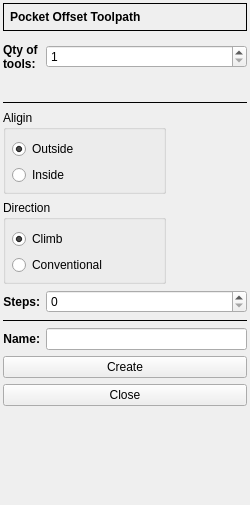
Old version of the form plugins/gcode/pocketoffset/pocketoffsetform.ui in the repository XRay3D/GERBER_X3.
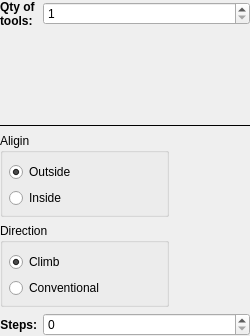
New version of the form. Icons and pictures are not drawn. Custom widgets are drawn as their Qt base class.

Commit message: Недоделаная переделка FormsUtil

```diff
--- a/plugins/gcode/pocketoffset/pocketoffsetform.ui
+++ b/plugins/gcode/pocketoffset/pocketoffsetform.ui
@@ -7,7 +7,7 @@
     <x>0</x>
     <y>0</y>
     <width>250</width>
-    <height>505</height>
+    <height>336</height>
    </rect>
   </property>
   <property name="minimumSize">
@@ -21,18 +21,44 @@
   </property>
   <layout class="QGridLayout" name="gridLayout_2">
    <property name="leftMargin">
-    <number>3</number>
+    <number>0</number>
    </property>
    <property name="topMargin">
-    <number>3</number>
+    <number>0</number>
    </property>
    <property name="rightMargin">
-    <number>3</number>
+    <number>0</number>
    </property>
    <property name="bottomMargin">
-    <number>3</number>
+    <number>0</number>
    </property>
-   <item row="9" column="1">
+   <item row="5" column="0" colspan="2">
+    <widget class="Line" name="line_3">
+     <property name="frameShadow">
+      <enum>QFrame::Plain</enum>
+     </property>
+     <property name="orientation">
+      <enum>Qt::Horizontal</enum>
+     </property>
+    </widget>
+   </item>
+   <item row="0" column="0">
+    <widget class="QLabel" name="label_2">
+     <property name="font">
+      <font>
+       <bold>true</bold>
+      </font>
+     </property>
+     <property name="text">
+      <string>Qty of
+tools:</string>
+     </property>
+    </widget>
+   </item>
+   <item row="4" column="0" colspan="2">
+    <widget class="ToolSelectorForm" name="toolHolder4" native="true"/>
+   </item>
+   <item row="7" column="1">
     <widget class="QSpinBox" name="sbxSteps">
      <property name="enabled">
       <bool>true</bool>
@@ -40,62 +66,9 @@
     </widget>
    </item>
    <item row="1" column="0" colspan="2">
-    <widget class="DepthForm" name="dsbxDepth" native="true">
-     <property name="enabled">
-      <bool>true</bool>
-     </property>
-    </widget>
+    <widget class="ToolSelectorForm" name="toolHolder" native="true"/>
    </item>
-   <item row="0" column="0" colspan="2">
-    <widget class="QFrame" name="frame">
-     <property name="enabled">
-      <bool>true</bool>
-     </property>
-     <property name="sizePolicy">
-      <sizepolicy hsizetype="Preferred" vsizetype="Fixed">
-       <horstretch>0</horstretch>
-       <verstretch>0</verstretch>
-      </sizepolicy>
-     </property>
-     <property name="frameShape">
-      <enum>QFrame::Box</enum>
-     </property>
-     <property name="frameShadow">
-      <enum>QFrame::Plain</enum>
-     </property>
-     <layout class="QVBoxLayout" name="verticalLayout_2">
-      <property name="leftMargin">
-       <number>6</number>
-      </property>
-      <property name="topMargin">
-       <number>6</number>
-      </property>
-      <property name="rightMargin">
-       <number>6</number>
-      </property>
-      <property name="bottomMargin">
-       <number>6</number>
-      </property>
-      <item>
-       <widget class="QLabel" name="label">
-        <property name="enabled">
-         <bool>true</bool>
-        </property>
-        <property name="font">
-         <font>
-          <weight>75</weight>
-          <bold>true</bold>
-         </font>
-        </property>
-        <property name="text">
-         <string>Pocket Offset Toolpath</string>
-        </property>
-       </widget>
-      </item>
-     </layout>
-    </widget>
-   </item>
-   <item row="8" column="0" colspan="2">
+   <item row="6" column="0" colspan="2">
     <layout class="QGridLayout" name="gridLayout">
      <item row="1" column="0">
       <widget class="QGroupBox" name="groupBox_4">
@@ -221,143 +194,7 @@
      </item>
     </layout>
    </item>
-   <item row="11" column="0">
-    <widget class="QLabel" name="label_6">
-     <property name="enabled">
-      <bool>true</bool>
-     </property>
-     <property name="sizePolicy">
-      <sizepolicy hsizetype="Fixed" vsizetype="Preferred">
-       <horstretch>0</horstretch>
-       <verstretch>0</verstretch>
-      </sizepolicy>
-     </property>
-     <property name="font">
-      <font>
-       <weight>75</weight>
-       <bold>true</bold>
-      </font>
-     </property>
-     <property name="text">
-      <string>Name:</string>
-     </property>
-     <property name="alignment">
-      <set>Qt::AlignRight|Qt::AlignTrailing|Qt::AlignVCenter</set>
-     </property>
-    </widget>
-   </item>
-   <item row="11" column="1">
-    <widget class="QLineEdit" name="leName">
-     <property name="enabled">
-      <bool>true</bool>
-     </property>
-    </widget>
-   </item>
-   <item row="10" column="0" colspan="2">
-    <widget class="Line" name="line_2">
-     <property name="enabled">
-      <bool>true</bool>
-     </property>
-     <property name="frameShadow">
-      <enum>QFrame::Plain</enum>
-     </property>
-     <property name="orientation">
-      <enum>Qt::Horizontal</enum>
-     </property>
-    </widget>
-   </item>
-   <item row="5" column="0" colspan="2">
-    <widget class="ToolSelectorForm" name="toolHolder3" native="true"/>
-   </item>
-   <item row="9" column="0">
-    <widget class="QLabel" name="labelSteps">
-     <property name="enabled">
-      <bool>true</bool>
-     </property>
-     <property name="sizePolicy">
-      <sizepolicy hsizetype="Fixed" vsizetype="Preferred">
-       <horstretch>0</horstretch>
-       <verstretch>0</verstretch>
-      </sizepolicy>
-     </property>
-     <property name="font">
-      <font>
-       <weight>75</weight>
-       <bold>true</bold>
-      </font>
-     </property>
-     <property name="text">
-      <string>Steps:</string>
-     </property>
-     <property name="alignment">
-      <set>Qt::AlignRight|Qt::AlignTrailing|Qt::AlignVCenter</set>
-     </property>
-    </widget>
-   </item>
-   <item row="14" column="0" colspan="2">
-    <spacer name="verticalSpacer">
-     <property name="orientation">
-      <enum>Qt::Vertical</enum>
-     </property>
-     <property name="sizeHint" stdset="0">
-      <size>
-       <width>20</width>
-       <height>40</height>
-      </size>
-     </property>
-    </spacer>
-   </item>
-   <item row="3" column="0" colspan="2">
-    <widget class="ToolSelectorForm" name="toolHolder" native="true"/>
-   </item>
-   <item row="12" column="0" colspan="2">
-    <widget class="QPushButton" name="pbCreate">
-     <property name="enabled">
-      <bool>true</bool>
-     </property>
-     <property name="text">
-      <string>Create</string>
-     </property>
-    </widget>
-   </item>
-   <item row="4" column="0" colspan="2">
-    <widget class="ToolSelectorForm" name="toolHolder2" native="true"/>
-   </item>
-   <item row="2" column="0">
-    <widget class="QLabel" name="label_2">
-     <property name="font">
-      <font>
-       <weight>75</weight>
-       <bold>true</bold>
-      </font>
-     </property>
-     <property name="text">
-      <string>Qty of
-tools:</string>
-     </property>
-    </widget>
-   </item>
-   <item row="7" column="0" colspan="2">
-    <widget class="Line" name="line_3">
-     <property name="frameShadow">
-      <enum>QFrame::Plain</enum>
-     </property>
-     <property name="orientation">
-      <enum>Qt::Horizontal</enum>
-     </property>
-    </widget>
-   </item>
-   <item row="13" column="0" colspan="2">
-    <widget class="QPushButton" name="pbClose">
-     <property name="enabled">
-      <bool>true</bool>
-     </property>
-     <property name="text">
-      <string>Close</string>
-     </property>
-    </widget>
-   </item>
-   <item row="2" column="1">
+   <item row="0" column="1">
     <widget class="QSpinBox" name="sbxToolQty">
      <property name="minimum">
       <number>1</number>
@@ -367,18 +204,39 @@
      </property>
     </widget>
    </item>
-   <item row="6" column="0" colspan="2">
-    <widget class="ToolSelectorForm" name="toolHolder4" native="true"/>
+   <item row="2" column="0" colspan="2">
+    <widget class="ToolSelectorForm" name="toolHolder2" native="true"/>
+   </item>
+   <item row="7" column="0">
+    <widget class="QLabel" name="labelSteps">
+     <property name="enabled">
+      <bool>true</bool>
+     </property>
+     <property name="sizePolicy">
+      <sizepolicy hsizetype="Fixed" vsizetype="Preferred">
+       <horstretch>0</horstretch>
+       <verstretch>0</verstretch>
+      </sizepolicy>
+     </property>
+     <property name="font">
+      <font>
+       <bold>true</bold>
+      </font>
+     </property>
+     <property name="text">
+      <string>Steps:</string>
+     </property>
+     <property name="alignment">
+      <set>Qt::AlignRight|Qt::AlignTrailing|Qt::AlignVCenter</set>
+     </property>
+    </widget>
+   </item>
+   <item row="3" column="0" colspan="2">
+    <widget class="ToolSelectorForm" name="toolHolder3" native="true"/>
    </item>
   </layout>
  </widget>
  <customwidgets>
-  <customwidget>
-   <class>DepthForm</class>
-   <extends>QWidget</extends>
-   <header location="global">depthform.h</header>
-   <container>1</container>
-  </customwidget>
   <customwidget>
    <class>ToolSelectorForm</class>
    <extends>QWidget</extends>
```
The commit also changes 18 other files.
